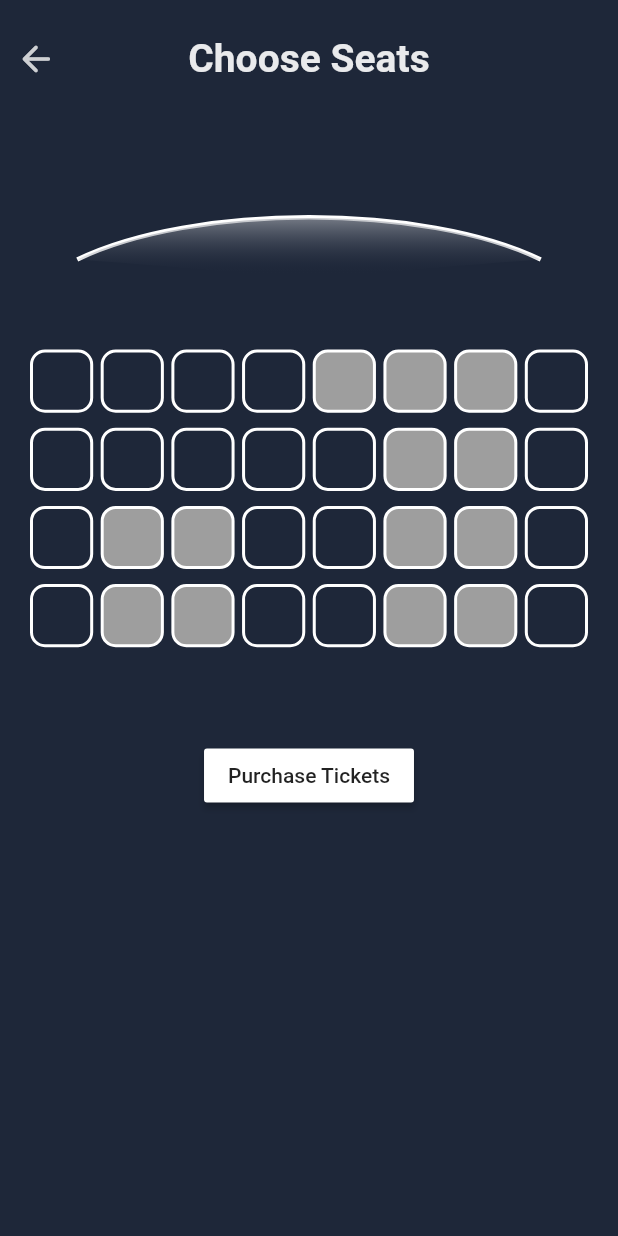
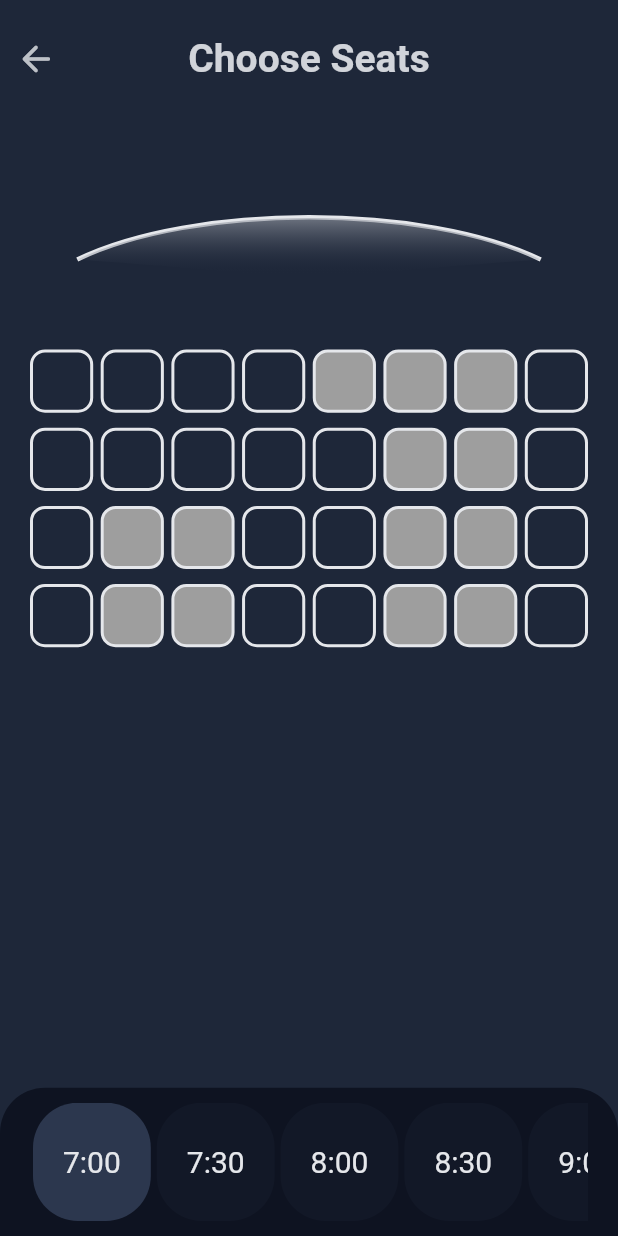
Before and after one commit to MatthieuNadeau96/movie_theater, a Flutter app: the SeatScreen screen opened directly, on a phone screen of 412 x 824 dp. Run offline on Flutter 3.47's test engine with Material 2 defaults, Android fonts, the phone set to English and light mode, and no system bars; our stand-ins replace auto_size_text, carousel_slider, dio, flare_flutter, rxdart; network calls fail; statements that could not run were skipped.

Commit message:
Created TimeSlot widget to allow the user to switch between times in the SeatScreen. Also added a lighter color to replace the default White I've been using

```diff
--- a/lib/main.dart
+++ b/lib/main.dart
@@ -14,7 +14,9 @@ class MyApp extends StatelessWidget {
       theme: ThemeData(
         primaryColor: Color(0xff1E2739),
         primaryColorLight: Color(0xff2C374E),
+        primaryColorDark: Color(0xff0E1321),
         accentColor: Color(0xff9BBECF),
+        canvasColor: Color(0xffE5E7EB),
         visualDensity: VisualDensity.adaptivePlatformDensity,
         iconTheme: IconThemeData(
           color: Colors.black,
--- /dev/null
+++ b/lib/model/time_slots.dart
@@ -0,0 +1,13 @@
+import 'package:movie_theater/model/seat.dart';
+
+class TimeSlots {
+  String time;
+  bool isSelected;
+  List<Seat> seats;
+
+  TimeSlots({
+    this.time,
+    this.isSelected,
+    this.seats,
+  });
+}
--- a/lib/repository/seat_data.dart
+++ b/lib/repository/seat_data.dart
@@ -1,5 +1,6 @@
 import 'package:flutter/material.dart';
 import 'package:movie_theater/model/seat.dart';
+import 'package:movie_theater/model/time_slots.dart';
 
 List<Seat> getSeats() {
   List<Seat> seats = [
@@ -45,3 +46,16 @@ List<Seat> getSeats() {
   ];
   return seats;
 }
+
+List<TimeSlots> getTimeSlots() {
+  List<TimeSlots> timeSlots = [
+    TimeSlots(time: '7:00', isSelected: true),
+    TimeSlots(time: '7:30', isSelected: false),
+    TimeSlots(time: '8:00', isSelected: false),
+    TimeSlots(time: '8:30', isSelected: false),
+    TimeSlots(time: '9:00', isSelected: false),
+    TimeSlots(time: '9:30', isSelected: false),
+    TimeSlots(time: '10:00', isSelected: false),
+  ];
+  return timeSlots;
+}
--- a/lib/screens/detail_screen.dart
+++ b/lib/screens/detail_screen.dart
@@ -93,7 +93,8 @@ class _DetailScreenState extends State<DetailScreen> {
             height: 25,
             width: 25,
             child: CircularProgressIndicator(
-              valueColor: AlwaysStoppedAnimation<Color>(Colors.white),
+              valueColor:
+                  AlwaysStoppedAnimation<Color>(Theme.of(context).canvasColor),
               strokeWidth: 4.0,
             ),
           ),
@@ -182,7 +183,8 @@ class _DetailScreenState extends State<DetailScreen> {
                           style: TextStyle(
                             fontSize: 26,
                             fontWeight: FontWeight.w600,
-                            color: Colors.white.withOpacity(0.9),
+                            color:
+                                Theme.of(context).canvasColor.withOpacity(0.9),
                           ),
                         ),
                       ),
@@ -240,7 +242,7 @@ class _DetailScreenState extends State<DetailScreen> {
                                     'Overview',
                                     style: TextStyle(
                                       fontSize: 18,
-                                      color: Colors.white,
+                                      color: Theme.of(context).canvasColor,
                                     ),
                                   ),
                                   SizedBox(height: 15),
@@ -248,7 +250,9 @@ class _DetailScreenState extends State<DetailScreen> {
                                     child: Text(
                                       movieDetails.overview,
                                       style: TextStyle(
-                                        color: Colors.white.withOpacity(0.75),
+                                        color: Theme.of(context)
+                                            .canvasColor
+                                            .withOpacity(0.75),
                                       ),
                                     ),
                                   ),
@@ -267,14 +271,15 @@ class _DetailScreenState extends State<DetailScreen> {
                                 Text(
                                   movieDetails.rating.toString(),
                                   style: TextStyle(
-                                    color: Colors.white,
+                                    color: Theme.of(context).canvasColor,
                                     fontWeight: FontWeight.w500,
                                   ),
                                 ),
                                 Text(
                                   '/10',
                                   style: TextStyle(
-                                      color: Colors.white, fontSize: 10),
+                                      color: Theme.of(context).canvasColor,
+                                      fontSize: 10),
                                 ),
                               ],
                             ),
@@ -300,7 +305,7 @@ class _DetailScreenState extends State<DetailScreen> {
                                       child: Text(
                                         movieDetails.genres[index].name,
                                         style: TextStyle(
-                                          color: Colors.white,
+                                          color: Theme.of(context).canvasColor,
                                           fontSize: 12,
                                         ),
                                       ),
--- a/lib/screens/home_screen.dart
+++ b/lib/screens/home_screen.dart
@@ -59,7 +59,8 @@ class _HomeScreenState extends State<HomeScreen> {
             height: 25,
             width: 25,
             child: CircularProgressIndicator(
-              valueColor: AlwaysStoppedAnimation<Color>(Colors.white),
+              valueColor:
+                  AlwaysStoppedAnimation<Color>(Theme.of(context).canvasColor),
               strokeWidth: 4.0,
             ),
           ),
--- a/lib/screens/seat_screen.dart
+++ b/lib/screens/seat_screen.dart
@@ -3,6 +3,7 @@ import 'package:movie_theater/model/seat.dart';
 import 'package:movie_theater/repository/seat_data.dart';
 import 'package:movie_theater/screens/order_confirmed_screen.dart';
 import 'package:movie_theater/widgets/projector.dart';
+import 'package:movie_theater/widgets/time_slot.dart';
 
 class SeatScreen extends StatefulWidget {
   @override
@@ -13,6 +14,7 @@ class _SeatScreenState extends State<SeatScreen> {
   List<Seat> seats = List<Seat>();
 
   double totalPrice = 0;
+  int numberOfSelectedSeats = 0;
 
   @override
   void initState() {
@@ -54,7 +56,7 @@ class _SeatScreenState extends State<SeatScreen> {
                         style: TextStyle(
                           fontSize: 26,
                           fontWeight: FontWeight.w600,
-                          color: Colors.white.withOpacity(0.9),
+                          color: Theme.of(context).canvasColor.withOpacity(0.9),
                         ),
                       ),
                     ),
@@ -79,7 +81,8 @@ class _SeatScreenState extends State<SeatScreen> {
                 child: Projector(),
               ),
               SizedBox(height: 60),
-              Container(
+              Expanded(
+                child: Container(
                   margin: EdgeInsets.symmetric(horizontal: 20),
                   height: 200,
                   child: GridView.count(
@@ -94,6 +97,7 @@ class _SeatScreenState extends State<SeatScreen> {
                               setState(() {
                                 seat.userSelected = !seat.userSelected;
                                 print(_getTotal(seats));
+                                numberOfSelectedSeats = _getTotal(seats).length;
                                 if (_getTotal(seats).isNotEmpty) {
                                   totalPrice =
                                       _getTotal(seats).reduce((a, b) => a + b);
@@ -109,7 +113,7 @@ class _SeatScreenState extends State<SeatScreen> {
                               borderRadius: BorderRadius.circular(10),
                               border: Border.all(
                                 width: 2,
-                              color: Colors.white,
+                                color: Theme.of(context).canvasColor,
                               ),
                               color: seat.isTaken
                                   ? Colors.grey
@@ -123,25 +127,83 @@ class _SeatScreenState extends State<SeatScreen> {
                     ],
                   ),
                 ),
+              ),
               SizedBox(height: 60),
-              RaisedButton(
+              Container(
+                padding: EdgeInsets.symmetric(horizontal: 20, vertical: 10),
+                height: deviceSize.height * 0.12,
+                decoration: BoxDecoration(
+                  borderRadius: BorderRadius.only(
+                    topLeft: Radius.circular(30),
+                    topRight: Radius.circular(30),
+                  ),
+                  color: Theme.of(context).primaryColorDark,
+                ),
+                child: (totalPrice > 0)
+                    ? Container(
+                        height: deviceSize.height * 0.12,
+                        child: Row(
+                          mainAxisAlignment: MainAxisAlignment.spaceBetween,
+                          children: [
+                            Expanded(
+                              child: Container(
+                                child: Column(
+                                  mainAxisAlignment: MainAxisAlignment.center,
+                                  crossAxisAlignment: CrossAxisAlignment.start,
+                                  children: [
+                                    Text(
+                                      '$numberOfSelectedSeats seats',
+                                      style: TextStyle(
+                                        color: Theme.of(context).canvasColor,
+                                        // fontSize: 15,
+                                        fontWeight: FontWeight.w600,
+                                      ),
+                                    ),
+                                    Text(
+                                      'Pay \$${totalPrice.toStringAsFixed(2)} ',
+                                      style: TextStyle(
+                                        color: Theme.of(context).canvasColor,
+                                        fontSize: 18,
+                                        fontWeight: FontWeight.w600,
+                                      ),
+                                    ),
+                                  ],
+                                ),
+                              ),
+                            ),
+                            Expanded(
+                              child: FlatButton(
+                                padding: EdgeInsets.symmetric(
+                                  vertical: 20,
+                                  horizontal: 40,
+                                ),
                                 onPressed: () {
-                  if (totalPrice > 0) {
                                   Navigator.push(
                                     context,
                                     MaterialPageRoute(
-                        builder: (context) => OrderConfirmedScreen(),
+                                      builder: (context) =>
+                                          OrderConfirmedScreen(),
                                     ),
                                   );
-                  }
                                 },
+                                shape: RoundedRectangleBorder(
+                                    borderRadius: BorderRadius.circular(50)),
+                                color: Theme.of(context).primaryColorLight,
                                 child: Text(
-                  (totalPrice <= 0 || totalPrice == null)
-                      ? 'Purchase Tickets'
-                      : 'Pay \$${totalPrice.toStringAsFixed(2)} ',
+                                  'CONFIRM',
+                                  style: TextStyle(
+                                    fontWeight: FontWeight.w600,
+                                    color: Theme.of(context).canvasColor,
+                                    fontSize: 18,
                                   ),
-                color: Colors.white,
+                                ),
+                              ),
+                            ),
+                          ],
+                        ),
                       )
+                    : TimeSlot(),
+              ),
             ],
           ),
         ),
--- a/lib/widgets/casts.dart
+++ b/lib/widgets/casts.dart
@@ -42,7 +42,7 @@ class _CastsState extends State<Casts> {
                 style: TextStyle(
                   fontSize: 20,
                   fontWeight: FontWeight.w500,
-                  color: Colors.white,
+                  color: Theme.of(context).canvasColor,
                 ),
               ),
               InkWell(
@@ -89,7 +89,8 @@ class _CastsState extends State<Casts> {
             height: 25,
             width: 25,
             child: CircularProgressIndicator(
-              valueColor: AlwaysStoppedAnimation<Color>(Colors.white),
+              valueColor:
+                  AlwaysStoppedAnimation<Color>(Theme.of(context).canvasColor),
               strokeWidth: 4.0,
             ),
           ),
@@ -144,7 +145,7 @@ class _CastsState extends State<Casts> {
                     style: TextStyle(
                       height: 1.4,
                       fontWeight: FontWeight.w500,
-                      color: Colors.white,
+                      color: Theme.of(context).canvasColor,
                       fontSize: 12,
                     ),
                   ),
--- a/lib/widgets/projector.dart
+++ b/lib/widgets/projector.dart
@@ -9,6 +9,7 @@ class Projector extends StatelessWidget {
       painter: ScreenPainter(
         color1: Theme.of(context).canvasColor,
         color2: Theme.of(context).primaryColor,
+        screenColor: Theme.of(context).canvasColor,
       ),
     );
   }
@@ -17,10 +18,8 @@ class Projector extends StatelessWidget {
 class ScreenPainter extends CustomPainter {
   final Color color1;
   final Color color2;
-  ScreenPainter({
-    this.color1,
-    this.color2,
-  });
+  final Color screenColor;
+  ScreenPainter({this.color1, this.color2, this.screenColor});
 
   @override
   void paint(Canvas canvas, Size size) {
@@ -37,7 +36,7 @@ class ScreenPainter extends CustomPainter {
     screenPath.cubicTo(width * 0.25, height * 0.25, width * 0.75, height * 0.25,
         width, height);
 
-    screenPaint.color = Colors.white;
+    screenPaint.color = screenColor;
     canvas.drawPath(screenPath, screenPaint);
 
     // Movie Projection
--- /dev/null
+++ b/lib/widgets/time_slot.dart
@@ -0,0 +1,70 @@
+import 'package:flutter/material.dart';
+import 'package:movie_theater/repository/seat_data.dart';
+import 'package:movie_theater/model/time_slots.dart';
+
+class TimeSlot extends StatefulWidget {
+  @override
+  _TimeSlotState createState() => _TimeSlotState();
+}
+
+class _TimeSlotState extends State<TimeSlot> {
+  List<TimeSlots> timeSlots = List<TimeSlots>();
+
+  String selectedTime = '7:00';
+
+  @override
+  void initState() {
+    super.initState();
+    timeSlots = getTimeSlots();
+  }
+
+  @override
+  Widget build(BuildContext context) {
+    return Container(
+      // color: Colors.grey,
+      child: ListView.builder(
+        scrollDirection: Axis.horizontal,
+        itemCount: timeSlots.length,
+        itemBuilder: (context, index) {
+          var t = timeSlots[index];
+          return GestureDetector(
+            onTap: () {
+              setState(() {
+                if (t.time != selectedTime) {
+                  selectedTime = t.time;
+                  t.isSelected = true;
+                }
+              });
+            },
+            child: Container(
+              height: 50,
+              margin: EdgeInsets.symmetric(
+                horizontal: 2,
+              ),
+              padding: EdgeInsets.symmetric(
+                horizontal: 20,
+              ),
+              decoration: BoxDecoration(
+                color: t.isSelected && t.time == selectedTime
+                    ? Theme.of(context).primaryColorLight
+                    : Theme.of(context).primaryColor.withOpacity(0.25),
+                borderRadius: BorderRadius.circular(
+                  30,
+                ),
+              ),
+              child: Center(
+                child: Text(
+                  timeSlots[index].time,
+                  style: TextStyle(
+                    color: Theme.of(context).canvasColor,
+                    fontSize: 20,
+                  ),
+                ),
+              ),
+            ),
+          );
+        },
+      ),
+    );
+  }
+}
```
Lines whose indentation alone changed are shown as unchanged.
